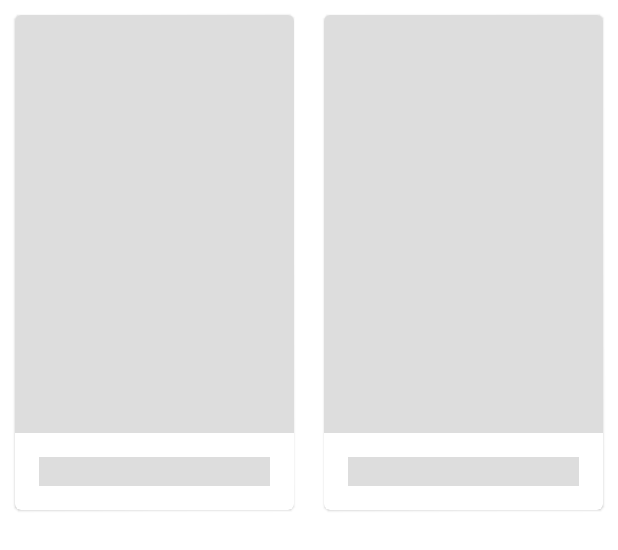
After one commit to shaanxd/fashionista-mobile, an Android app: the layout shimmer_product_view_holder.xml on its own in the app's theme, with its tools: preview values and no code run, on a phone screen of 412 x 824 dp. The commit adds this screen. Shown: the top 550 px of the screen. Run offline under Robolectric (Android 15) with nearby library versions, the phone set to English and light mode, and no system bars.

Commit message:
Add Shimmer Android from Facebook

```diff
--- /dev/null
+++ b/app/src/main/res/layout/shimmer_product_view_holder.xml
@@ -0,0 +1,113 @@
+<?xml version="1.0" encoding="utf-8"?>
+<layout xmlns:android="http://schemas.android.com/apk/res/android">
+
+    <LinearLayout
+        android:layout_width="match_parent"
+        android:layout_height="wrap_content"
+        android:baselineAligned="false"
+        android:orientation="horizontal">
+
+        <LinearLayout
+            android:layout_width="0dp"
+            android:layout_height="wrap_content"
+            android:layout_weight="1">
+
+            <com.google.android.material.card.MaterialCardView
+                android:layout_width="match_parent"
+                android:layout_height="wrap_content"
+                android:layout_margin="10dp">
+
+                <LinearLayout
+                    android:layout_width="match_parent"
+                    android:layout_height="wrap_content"
+                    android:orientation="vertical">
+
+                    <FrameLayout
+                        android:layout_width="match_parent"
+                        android:layout_height="wrap_content"
+                        android:background="#dddddd">
+
+                        <ImageView
+                            android:layout_width="match_parent"
+                            android:layout_height="wrap_content"
+                            android:adjustViewBounds="true"
+                            android:scaleType="fitCenter"
+                            android:src="@drawable/placeholder_img"
+                            android:visibility="invisible" />
+
+                    </FrameLayout>
+
+                    <LinearLayout
+                        android:layout_width="match_parent"
+                        android:layout_height="wrap_content"
+                        android:orientation="vertical"
+                        android:padding="16dp">
+
+                        <TextView
+                            android:layout_width="match_parent"
+                            android:layout_height="wrap_content"
+                            android:background="#dddddd"
+                            android:textAlignment="center" />
+
+                    </LinearLayout>
+
+                </LinearLayout>
+
+            </com.google.android.material.card.MaterialCardView>
+
+        </LinearLayout>
+
+        <LinearLayout
+            android:layout_width="0dp"
+            android:layout_height="wrap_content"
+            android:layout_weight="1">
+
+
+            <com.google.android.material.card.MaterialCardView
+                android:layout_width="match_parent"
+                android:layout_height="wrap_content"
+                android:layout_margin="10dp">
+
+                <LinearLayout
+                    android:layout_width="match_parent"
+                    android:layout_height="wrap_content"
+                    android:orientation="vertical">
+
+                    <FrameLayout
+                        android:layout_width="match_parent"
+                        android:layout_height="wrap_content"
+                        android:background="#dddddd">
+
+                        <ImageView
+                            android:layout_width="match_parent"
+                            android:layout_height="wrap_content"
+                            android:adjustViewBounds="true"
+                            android:scaleType="fitCenter"
+                            android:src="@drawable/placeholder_img"
+                            android:visibility="invisible" />
+
+                    </FrameLayout>
+
+                    <LinearLayout
+                        android:layout_width="match_parent"
+                        android:layout_height="wrap_content"
+                        android:orientation="vertical"
+                        android:padding="16dp">
+
+                        <TextView
+                            android:layout_width="match_parent"
+                            android:layout_height="wrap_content"
+                            android:background="#dddddd"
+                            android:textAlignment="center" />
+
+                    </LinearLayout>
+
+                </LinearLayout>
+
+            </com.google.android.material.card.MaterialCardView>
+
+        </LinearLayout>
+
+    </LinearLayout>
+
+</layout>
--- a/app/src/main/res/navigation/main_nav_graph.xml
+++ b/app/src/main/res/navigation/main_nav_graph.xml
@@ -4,7 +4,7 @@
     xmlns:app="http://schemas.android.com/apk/res-auto"
     xmlns:tools="http://schemas.android.com/tools"
     android:id="@+id/nav_graph"
-    app:startDestination="@id/checkoutFragment">
+    app:startDestination="@id/navigationFragment">
 
     <fragment
         android:id="@+id/splashFragment"
```
Also changed, not shown: app/build.gradle (+30 -20 lines), app/src/main/res/layout/fragment_home.xml (+21 -15 lines).
